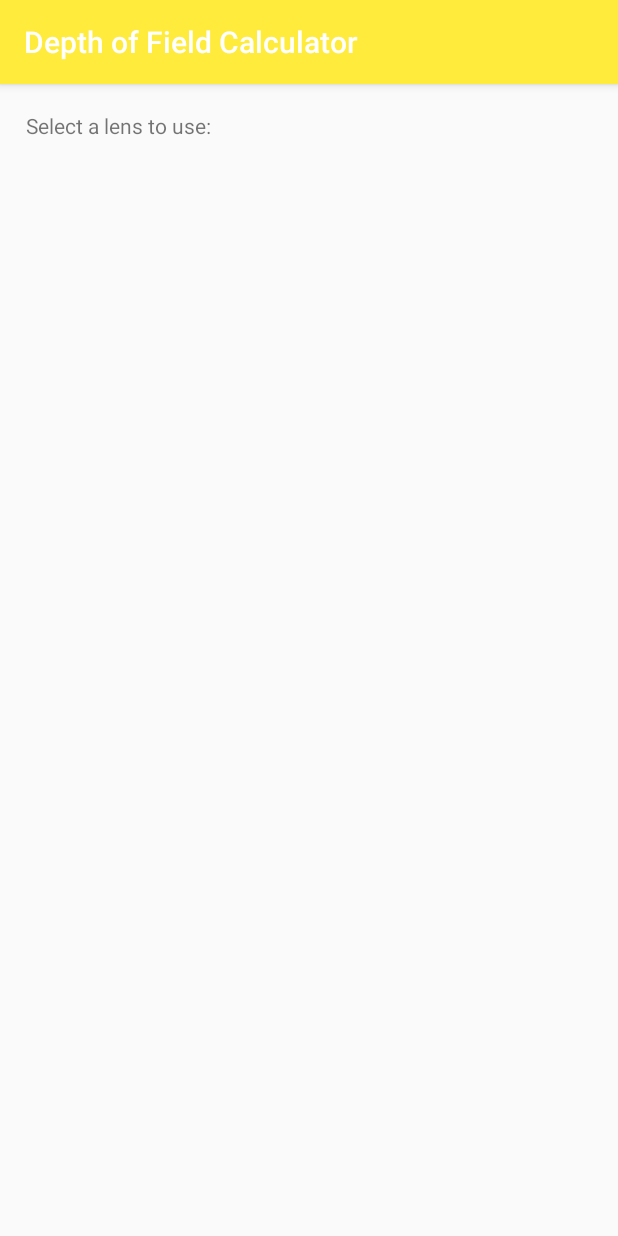
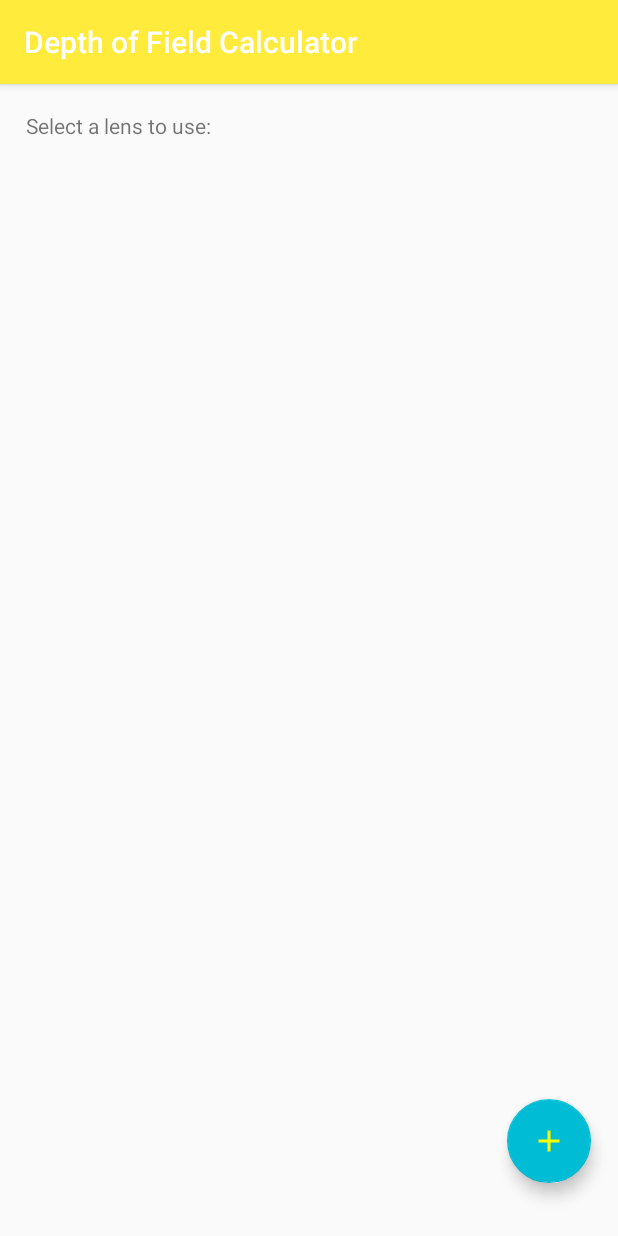
Before and after one commit to Tooo/Depth-of-Field-Calculator-Android, an Android app: the screen it shows after launch (MainActivity), on a phone screen of 412 x 824 dp. Run offline under Robolectric (Android 15) with nearby library versions, the phone set to English and light mode, and no system bars.

Commit message:
Add Lens FAB
Add Lens Activity, FAB button, changed titles

```diff
--- a/app/build.gradle
+++ b/app/build.gradle
@@ -25,6 +25,7 @@ dependencies {
     implementation fileTree(dir: "libs", include: ["*.jar"])
     implementation 'androidx.appcompat:appcompat:1.1.0'
     implementation 'androidx.constraintlayout:constraintlayout:1.1.3'
+    implementation 'com.google.android.material:material:1.1.0'
     testImplementation 'junit:junit:4.12'
     androidTestImplementation 'androidx.test.ext:junit:1.1.1'
     androidTestImplementation 'androidx.test.espresso:espresso-core:3.2.0'
--- a/app/src/main/AndroidManifest.xml
+++ b/app/src/main/AndroidManifest.xml
@@ -9,7 +9,11 @@
         android:roundIcon="@mipmap/ic_launcher_round"
         android:supportsRtl="true"
         android:theme="@style/AppTheme">
-        <activity android:name=".MainActivity">
+        <activity android:name=".AddLens"
+            android:label="@string/title_add_lens">
+        </activity>
+        <activity android:name=".MainActivity"
+            android:label="@string/title_main_activity">
             <intent-filter>
                 <action android:name="android.intent.action.MAIN" />
 
--- a/app/src/main/java/com/cmpt276a2/MainActivity.java
+++ b/app/src/main/java/com/cmpt276a2/MainActivity.java
@@ -2,11 +2,14 @@ package com.cmpt276a2;
 
 import androidx.appcompat.app.AppCompatActivity;
 
+import android.content.Intent;
 import android.os.Bundle;
 import android.util.Log;
 import android.view.View;
 import android.widget.Button;
 import android.widget.Toast;
+
+import com.google.android.material.floatingactionbutton.FloatingActionButton;
 
 public class MainActivity extends AppCompatActivity {
 
@@ -15,5 +18,18 @@ public class MainActivity extends AppCompatActivity {
         super.onCreate(savedInstanceState);
         setContentView(R.layout.activity_main);
 
+        setupAddButton();
+    }
+
+    private void setupAddButton () {
+        FloatingActionButton fab = findViewById(R.id.fab_add);
+        fab.setOnClickListener(new View.OnClickListener() {
+
+            @Override
+            public void onClick(View view) {
+                Intent intent = new Intent(MainActivity.this, AddLens.class);
+                startActivity(intent);
+            }
+        });
     }
 }
--- /dev/null
+++ b/app/src/main/res/drawable/yellow_crosshair.xml
@@ -0,0 +1,5 @@
+<vector android:height="24dp" android:tint="#FFFF00"
+    android:viewportHeight="24" android:viewportWidth="24"
+    android:width="24dp" xmlns:android="http://schemas.android.com/apk/res/android">
+    <path android:fillColor="@android:color/white" android:pathData="M19,13h-6v6h-2v-6H5v-2h6V5h2v6h6v2z"/>
+</vector>
--- a/app/src/main/res/layout/activity_main.xml
+++ b/app/src/main/res/layout/activity_main.xml
@@ -6,8 +6,9 @@
     android:layout_height="match_parent"
     tools:context=".MainActivity">
 
+
     <TextView
-        android:id="@+id/tv_selectLens"
+        android:id="@+id/txt_selectLens"
         android:layout_width="wrap_content"
         android:layout_height="wrap_content"
         android:text="@string/select_a_lens_to_use"
@@ -18,4 +19,19 @@
         app:layout_constraintTop_toTopOf="parent"
         app:layout_constraintVertical_bias="0.024" />
 
+    <com.google.android.material.floatingactionbutton.FloatingActionButton
+        android:id="@+id/fab_add"
+        android:layout_width="wrap_content"
+        android:layout_height="wrap_content"
+        android:backgroundTint="@color/colorAccent"
+        android:clickable="true"
+        android:focusable="true"
+        app:layout_constraintBottom_toBottomOf="parent"
+        app:layout_constraintEnd_toEndOf="parent"
+        app:layout_constraintHorizontal_bias="0.95"
+        app:layout_constraintStart_toStartOf="parent"
+        app:layout_constraintTop_toTopOf="parent"
+        app:layout_constraintVertical_bias="0.95"
+        app:srcCompat="@drawable/yellow_crosshair" />
+
 </androidx.constraintlayout.widget.ConstraintLayout>
--- a/app/src/main/res/values/strings.xml
+++ b/app/src/main/res/values/strings.xml
@@ -1,4 +1,6 @@
 <resources>
-    <string name="app_name">Depth of Field Calculator</string>
+    <string name="app_name">cmpt276A2</string>
+    <string name="title_main_activity">Depth of Field Calculator</string>
     <string name="select_a_lens_to_use">Select a lens to use:</string>
+    <string name="title_add_lens">Lens Details</string>
 </resources>
```
Also changed, not shown: app/src/main/java/com/cmpt276a2/AddLens.java (added, +14 -0 lines), app/src/main/res/layout/activity_add_lens.xml (added, +9 -0 lines).
